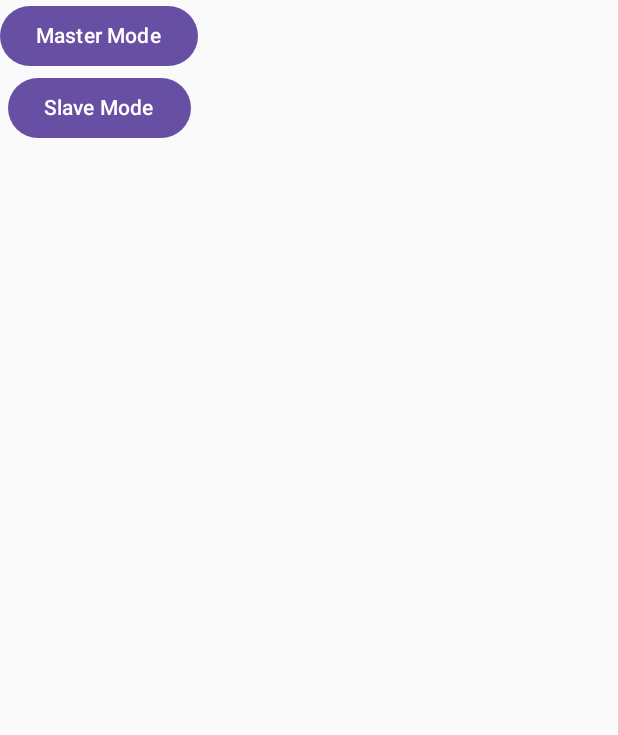
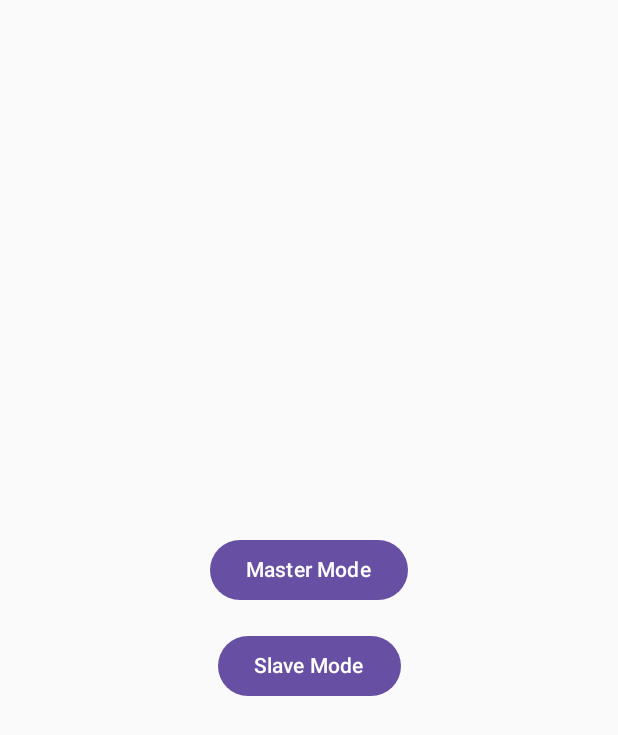
Before and after one commit to NaddeA/Mobile-App, an Android app built with Jetpack Compose: the screen it shows after launch (MainActivity), on a phone screen of 412 x 824 dp. Shown: the top 735 px of the screen. Run offline under Robolectric (Android 15) with nearby library versions, the phone set to English and light mode, and no system bars.

Commit message:
fix main menu layout

```diff
--- a/app/src/main/java/com/example/mobileapp_project/ui/screens/ModeSelectionScreen.kt
+++ b/app/src/main/java/com/example/mobileapp_project/ui/screens/ModeSelectionScreen.kt
@@ -2,21 +2,33 @@ package com.example.mobileapp_project.ui.screens
 
 import androidx.compose.foundation.layout.Arrangement
 import androidx.compose.foundation.layout.Column
+import androidx.compose.foundation.layout.Spacer
+import androidx.compose.foundation.layout.fillMaxSize
+import androidx.compose.foundation.layout.height
+import androidx.compose.foundation.layout.padding
 import androidx.compose.material3.Button
 import androidx.compose.material3.Text
 import androidx.compose.runtime.Composable
 import androidx.compose.ui.Alignment
+import androidx.compose.ui.Modifier
+import androidx.compose.ui.unit.dp
 import com.example.mobileapp_project.Mode
 
 @Composable
 fun ModeSelectionScreen(onModeSelected: (Mode) -> Unit) {
     Column(
+        modifier = Modifier
+            .fillMaxSize()
+            .padding(16.dp),
         verticalArrangement = Arrangement.Center,
         horizontalAlignment = Alignment.CenterHorizontally
     ) {
         Button(onClick = { onModeSelected(Mode.Master) }) {
             Text("Master Mode")
         }
+
+        Spacer(modifier = Modifier.height(16.dp))
+
         Button(onClick = { onModeSelected(Mode.Slave) }) {
             Text("Slave Mode")
         }
```
